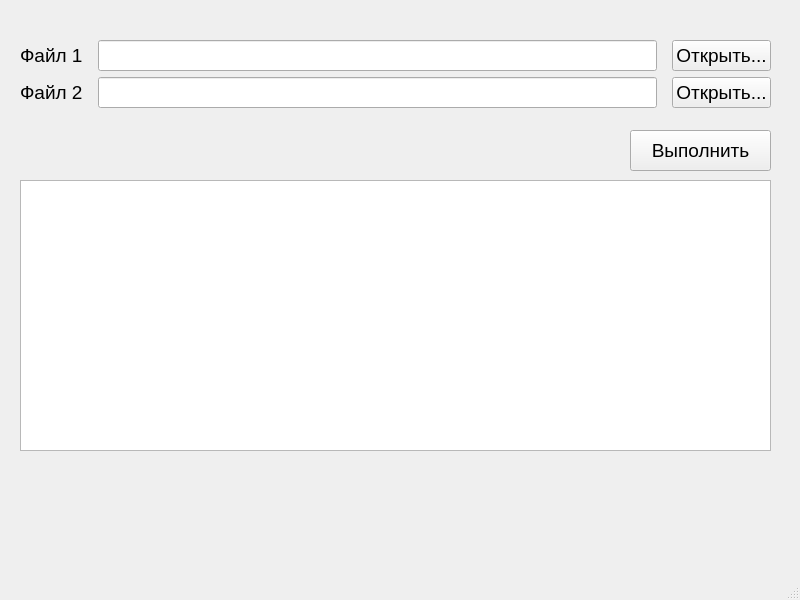
Qt form mainwindow.ui (ht-evth/diplom_qt) before a commit.
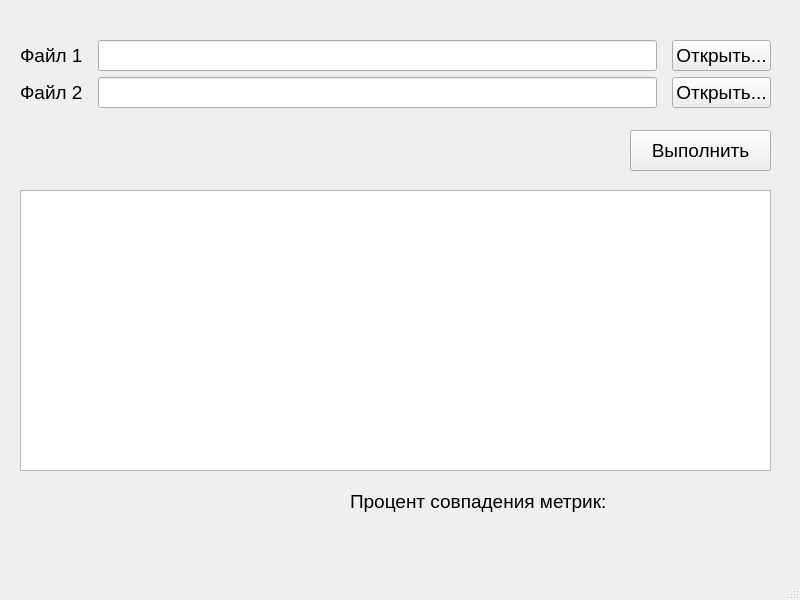
The same form after that commit.

```diff
--- a/mainwindow.ui
+++ b/mainwindow.ui
@@ -23,9 +23,9 @@
     <property name="geometry">
      <rect>
       <x>20</x>
-      <y>180</y>
+      <y>190</y>
       <width>751</width>
-      <height>271</height>
+      <height>281</height>
      </rect>
     </property>
    </widget>
@@ -91,6 +91,19 @@
      </item>
     </layout>
    </widget>
+   <widget class="QLabel" name="label_result">
+    <property name="geometry">
+     <rect>
+      <x>350</x>
+      <y>490</y>
+      <width>421</width>
+      <height>23</height>
+     </rect>
+    </property>
+    <property name="text">
+     <string>Процент совпадения метрик: </string>
+    </property>
+   </widget>
   </widget>
   <widget class="QMenuBar" name="menubar">
    <property name="geometry">
```
